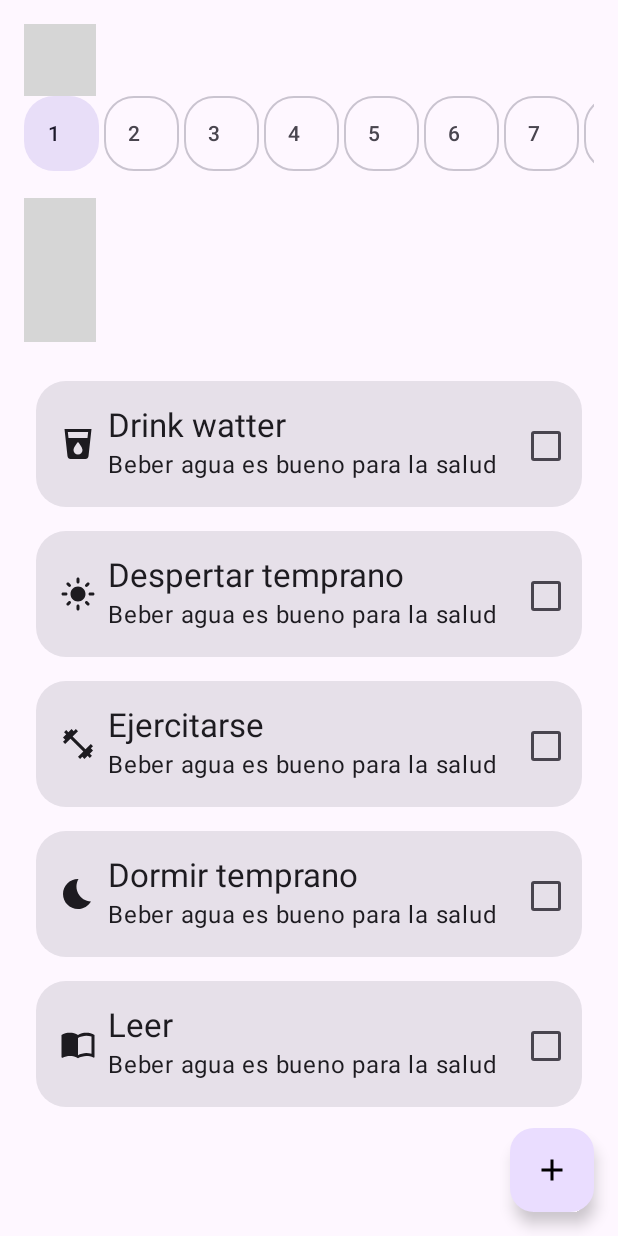
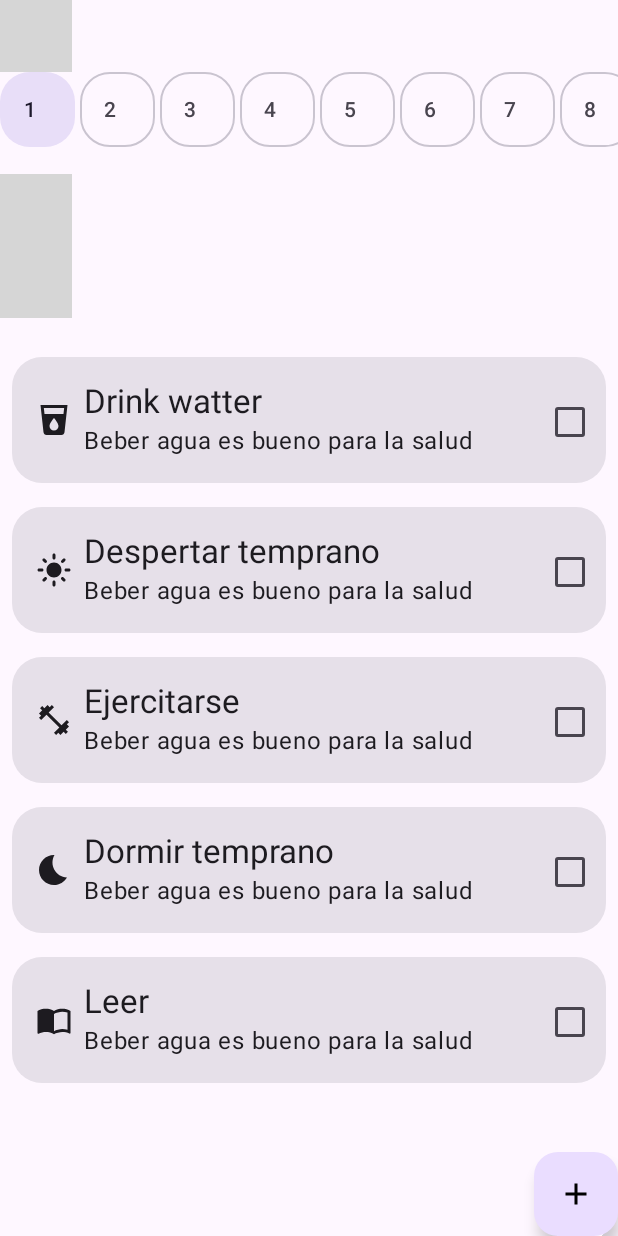
Before and after one commit to anncode1/BootcampKMMProject, an Android app built with Jetpack Compose: the screen it shows after launch (MainActivity), on a phone screen of 412 x 824 dp. Run offline under Robolectric (Android 15) with nearby library versions, the phone set to English and light mode, and no system bars; our stand-ins replace Compose Multiplatform resources; 5 statements that could not run were skipped; grey boxes are pictures that could not be loaded.

Commit message:
Goals UI Design

```diff
--- a/composeApp/src/commonMain/kotlin/com/anncode/bootcampkmm/App.kt
+++ b/composeApp/src/commonMain/kotlin/com/anncode/bootcampkmm/App.kt
@@ -1,18 +1,11 @@
 package com.anncode.bootcampkmm
 
-import androidx.compose.foundation.Image
-import androidx.compose.foundation.layout.Box
 import androidx.compose.foundation.layout.fillMaxSize
 import androidx.compose.foundation.layout.padding
-import androidx.compose.material.icons.Icons
-import androidx.compose.material.icons.filled.Add
-import androidx.compose.material3.FloatingActionButton
 import androidx.compose.material3.MaterialTheme
 import androidx.compose.material3.Surface
 import androidx.compose.runtime.Composable
-import androidx.compose.ui.Alignment
 import androidx.compose.ui.Modifier
-import androidx.compose.ui.graphics.vector.rememberVectorPainter
 import androidx.compose.ui.unit.dp
 import com.anncode.bootcampkmm.presentation.goal.AddGoalScreen
 import com.anncode.bootcampkmm.presentation.home.HomeScreen
@@ -27,21 +20,8 @@ fun App() {
             modifier = Modifier.fillMaxSize(),
             color = MaterialTheme.colorScheme.background
         ) {
-            Box(
-                modifier = Modifier.fillMaxSize().padding(16.dp)
-            ) {
-                HomeScreen()
-                //AddGoalScreen()
-                FloatingActionButton(
-                    onClick = {},
-                    modifier = Modifier.align(Alignment.BottomEnd)
-                ) {
-                    Image(
-                        painter = rememberVectorPainter(Icons.Default.Add),
-                        contentDescription = ""
-                    )
-                }
-            }
+            HomeScreen()
+            //AddGoalScreen()
 
         }
     }
--- a/composeApp/src/commonMain/kotlin/com/anncode/bootcampkmm/presentation/home/HomeScreen.kt
+++ b/composeApp/src/commonMain/kotlin/com/anncode/bootcampkmm/presentation/home/HomeScreen.kt
@@ -1,17 +1,24 @@
 package com.anncode.bootcampkmm.presentation.home
 
+import androidx.compose.foundation.Image
 import androidx.compose.foundation.layout.Arrangement
+import androidx.compose.foundation.layout.Box
 import androidx.compose.foundation.layout.Column
+import androidx.compose.foundation.layout.fillMaxSize
 import androidx.compose.material.icons.Icons
+import androidx.compose.material.icons.filled.Add
 import androidx.compose.material.icons.filled.Bedtime
 import androidx.compose.material.icons.filled.FitnessCenter
 import androidx.compose.material.icons.filled.ImportContacts
 import androidx.compose.material.icons.filled.LightMode
 import androidx.compose.material.icons.filled.LocalDrink
+import androidx.compose.material3.FloatingActionButton
 import androidx.compose.material3.MaterialTheme
 import androidx.compose.material3.Text
 import androidx.compose.runtime.Composable
+import androidx.compose.ui.Alignment
 import androidx.compose.ui.Modifier
+import androidx.compose.ui.graphics.vector.rememberVectorPainter
 import androidx.compose.ui.unit.dp
 import bootcampkmmproject.composeapp.generated.resources.Res
 import bootcampkmmproject.composeapp.generated.resources.months
@@ -24,10 +31,12 @@ import org.jetbrains.compose.resources.stringResource
 
 @Composable
 fun HomeScreen() {
+    Box(
+        modifier = Modifier.fillMaxSize()
+    ) {
         Column(
             verticalArrangement = Arrangement.spacedBy(18.dp)
         ) {
-
             Column {
                 Text(
                     stringArrayResource(Res.array.months)[2],
@@ -80,4 +89,15 @@ fun HomeScreen() {
             }
 
         }
+
+        FloatingActionButton(
+            onClick = { },
+            modifier = Modifier.align(Alignment.BottomEnd)
+        ) {
+            Image(
+                painter = rememberVectorPainter(Icons.Default.Add),
+                contentDescription = "Add"
+            )
         }
+    }
+}
```
Lines whose indentation alone changed are shown as unchanged.
